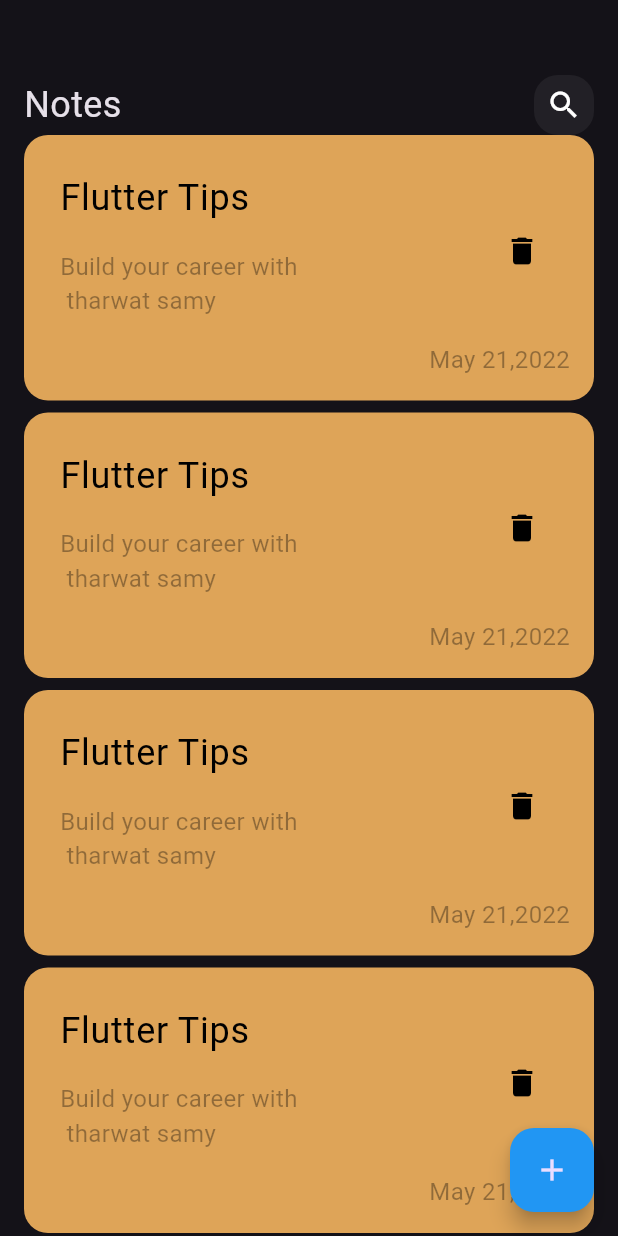
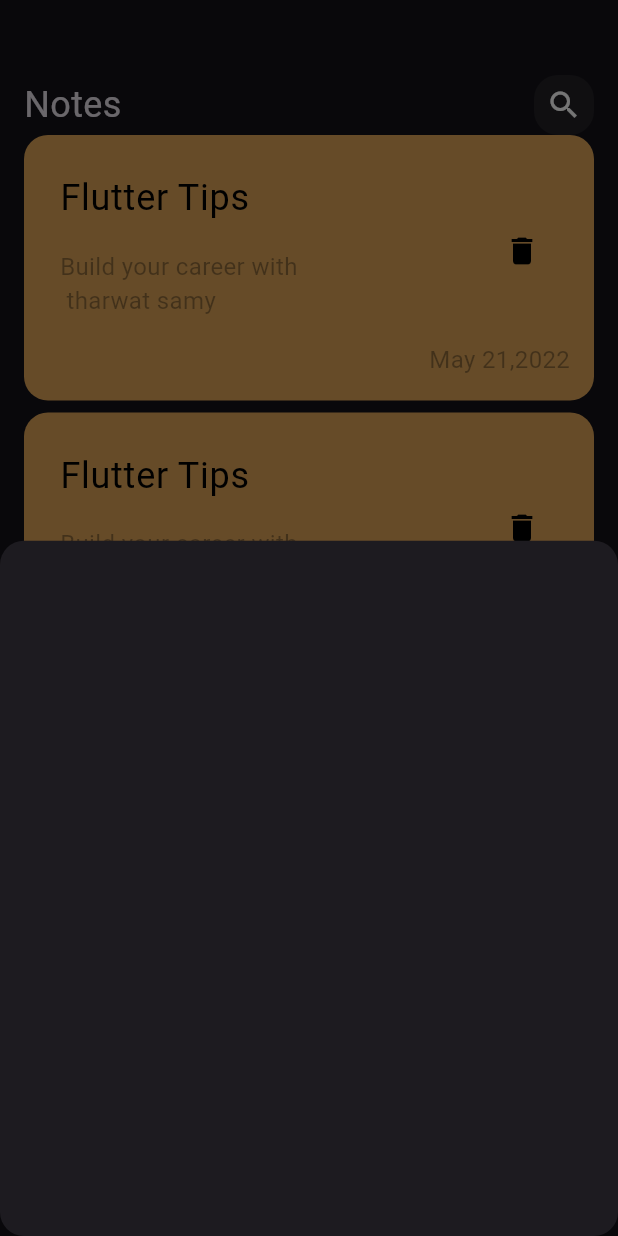
Before and after one commit to Abdallah-2003/notes-app, a Flutter app: the screen it shows after launch, after a tap on the "add" icon, on a phone screen of 412 x 824 dp. Run offline on Flutter 3.47's test engine with Material 3 defaults, Android fonts, the phone set to English and light mode, and no system bars; Roboto replaces fonts that are missing (assets/fonts/Poppins/Poppins/Poppins-Regular.ttf).

Commit message:
add modal bottom sheet

```diff
--- a/lib/views/home_view.dart
+++ b/lib/views/home_view.dart
@@ -1,4 +1,5 @@
 import 'package:flutter/material.dart';
+import 'package:notes_app/widgets/add_note_bottom_sheet.dart';
 import 'package:notes_app/widgets/note_body.dart';
 
 class HomeView extends StatelessWidget {
@@ -8,7 +9,17 @@ class HomeView extends StatelessWidget {
   Widget build(BuildContext context) {
     return Scaffold(
       floatingActionButton: FloatingActionButton(
-        onPressed: () {},
+        onPressed: () {
+          showModalBottomSheet(
+            shape: RoundedRectangleBorder(
+              borderRadius: BorderRadius.circular(16)
+            ),
+            context: context,
+            builder: (context) {
+              return AddNoteBottomSheet();
+            },
+          );
+        },
         backgroundColor: Colors.blue,
         child: Icon(
           Icons.add
--- /dev/null
+++ b/lib/widgets/add_note_bottom_sheet.dart
@@ -0,0 +1,10 @@
+import 'package:flutter/material.dart';
+
+class AddNoteBottomSheet extends StatelessWidget {
+  const AddNoteBottomSheet({super.key});
+
+  @override
+  Widget build(BuildContext context) {
+    return Container();
+  }
+}
```
